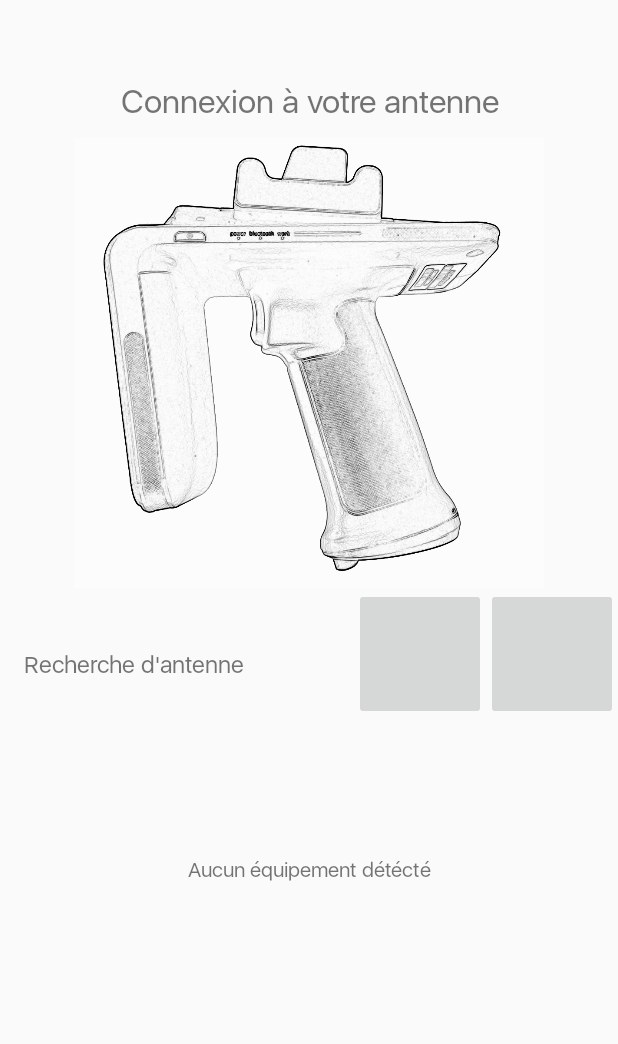
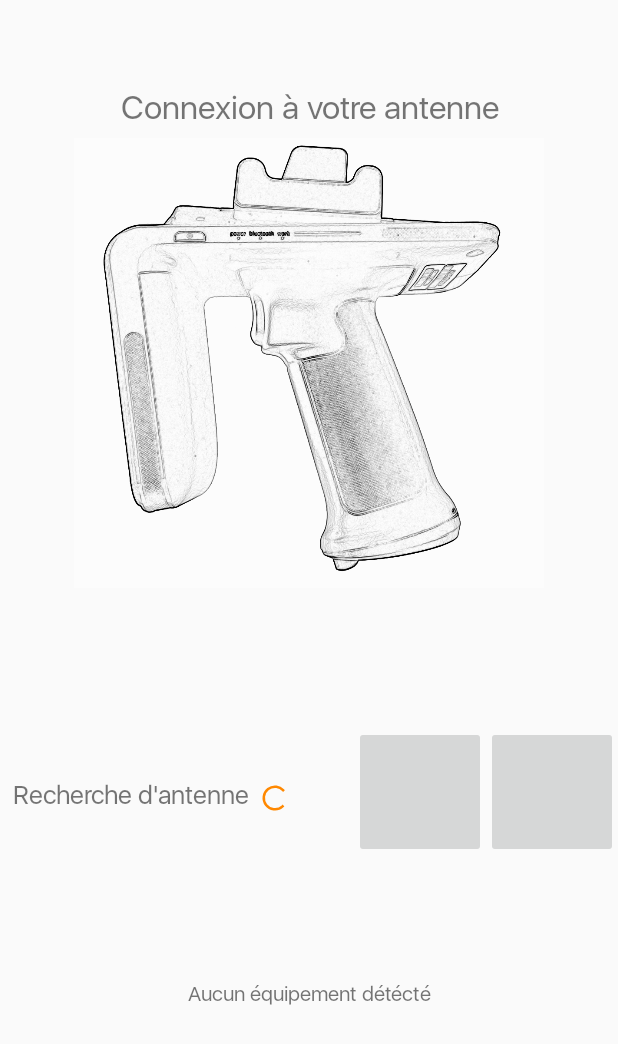
Before and after one commit to victor-chevillotte/KleitzAppV2, an Android app: the layout activity_connect_device.xml on its own in the app's theme, with its tools: preview values and no code run, on a phone screen of 412 x 824 dp. Shown: the top 1044 px of the screen. Run offline under Robolectric (Android 15) with nearby library versions, the phone set to English and light mode, and no system bars; plain views replace NeumorphImageButton.

Commit message:
finish ui scan devices

```diff
--- a/src/main/java/com/example/uhf_bt/ConnectDeviceActivity.java
+++ b/src/main/java/com/example/uhf_bt/ConnectDeviceActivity.java
@@ -203,14 +203,12 @@ public class ConnectDeviceActivity extends BaseActivity implements View.OnClickL
                 swipeContainer.setRefreshing(false);
             if (mScanning == false)
             {
-                Log.e("yo","start");
                 mScanning = true;
                 mHandler.postDelayed(new Runnable() {
                     @Override
                     public void run() {
                         uhf.stopScanBTDevices();
                         if (spinner != null){
-                            Log.e("yo","stop");
                             spinner.setVisibility(View.GONE);
                             scanningDevice.setVisibility(View.GONE);
                         }
@@ -277,7 +275,6 @@ public class ConnectDeviceActivity extends BaseActivity implements View.OnClickL
 
     private void clearDeviceList(boolean favorites) {
         scanLeDevice(false);
-        showToast("hey");
         if (favorites && tryingToConnectAddress == "")
         {
             for (Iterator<MyDevice> iterator = deviceList.iterator(); iterator.hasNext(); ) {
--- a/src/main/res/layout/activity_connect_device.xml
+++ b/src/main/res/layout/activity_connect_device.xml
@@ -8,99 +8,93 @@
     <pl.droidsonroids.gif.GifImageView
         android:layout_width="wrap_content"
         android:layout_height="300dp"
-        android:layout_marginTop="92dp"
+        android:layout_marginTop="36dp"
         android:src="@drawable/allumage"
         app:layout_constraintEnd_toEndOf="parent"
-        app:layout_constraintHorizontal_bias="0.0"
         app:layout_constraintStart_toStartOf="parent"
-        app:layout_constraintTop_toTopOf="parent" />
+        app:layout_constraintTop_toTopOf="@+id/textView3" />
+
 
     <TextView
-        android:layout_width="0dp"
+        android:id="@+id/textView3"
+        android:layout_width="411dp"
         android:layout_height="wrap_content"
-        android:layout_marginTop="52dp"
+        android:layout_marginTop="56dp"
         android:fontFamily="@font/sanfransico"
         android:text="@string/ConnectTitle"
         android:textAlignment="center"
         android:textSize="22dp"
         app:layout_constraintEnd_toEndOf="parent"
-        app:layout_constraintHorizontal_bias="0.0"
         app:layout_constraintStart_toStartOf="parent"
         app:layout_constraintTop_toTopOf="parent" />
-
 
     <TextView
         android:id="@+id/scanningDevice"
         android:layout_width="wrap_content"
         android:layout_height="wrap_content"
-        android:layout_marginTop="432dp"
+        android:layout_marginBottom="30dp"
+        android:layout_marginStart="8dp"
         android:fontFamily="@font/sanfransico"
         android:text="@string/searching_device"
         android:textAlignment="center"
-        android:textSize="16dp"
-        app:layout_constraintEnd_toEndOf="parent"
-        app:layout_constraintHorizontal_bias="0.06"
-        app:layout_constraintStart_toStartOf="parent"
-        app:layout_constraintTop_toTopOf="parent" />
+        android:textSize="17dp"
+        app:layout_constraintBottom_toTopOf="@+id/swiperefreshlayout"
+        app:layout_constraintStart_toStartOf="parent" />
 
     <ProgressBar
         android:id="@+id/progressBar1"
-        android:layout_width="wrap_content"
-        android:layout_height="wrap_content"
+        android:layout_width="20dp"
+        android:layout_height="20dp"
         android:layout_centerHorizontal="true"
-        android:layout_marginStart="180dp"
-        android:layout_marginTop="420dp"
-        android:visibility="gone"
-        app:layout_constraintStart_toStartOf="parent"
-        app:layout_constraintTop_toTopOf="parent" />
+        android:layout_marginStart="8dp"
+        android:layout_marginBottom="32dp"
+        android:indeterminateTint="@android:color/holo_orange_dark"
+        android:visibility="visible"
+        app:layout_constraintBottom_toTopOf="@+id/swiperefreshlayout"
+        app:layout_constraintStart_toEndOf="@+id/scanningDevice" />
 
     <soup.neumorphism.NeumorphImageButton
         android:id="@+id/btnRefresh"
         style="@style/Widget.Neumorph.ImageButton"
         android:layout_width="88dp"
         android:layout_height="88dp"
-        android:layout_marginTop="392dp"
-        android:layout_marginEnd="88dp"
+        android:layout_marginBottom="2dp"
         android:scaleType="centerInside"
         android:src="@drawable/baseline_refresh_36"
-        app:layout_constraintEnd_toEndOf="parent"
-        app:layout_constraintTop_toTopOf="parent" />
+        app:layout_constraintBottom_toTopOf="@+id/swiperefreshlayout"
+        app:layout_constraintEnd_toStartOf="@+id/btnClearFavorites" />
 
     <soup.neumorphism.NeumorphImageButton
         android:id="@+id/btnClearFavorites"
         style="@style/Widget.Neumorph.ImageButton"
         android:layout_width="88dp"
         android:layout_height="88dp"
-        android:layout_marginTop="392dp"
+        android:layout_marginBottom="2dp"
         android:scaleType="centerInside"
         android:src="@drawable/baseline_star_border_24"
-        app:layout_constraintEnd_toEndOf="parent"
-        app:layout_constraintTop_toTopOf="parent" />
+        app:layout_constraintBottom_toTopOf="@+id/swiperefreshlayout"
+        app:layout_constraintEnd_toEndOf="parent" />
 
     <TextView
         android:id="@+id/empty"
-        android:layout_width="0dp"
+        android:layout_width="411dp"
         android:layout_height="wrap_content"
         android:fontFamily="@font/sanfransico"
-        android:layout_marginTop="570dp"
         android:text="@string/scanning"
         android:textAlignment="center"
+        app:layout_constraintBottom_toBottomOf="@+id/swiperefreshlayout"
         app:layout_constraintEnd_toEndOf="parent"
-        app:layout_constraintHorizontal_bias="0.0"
-        app:layout_constraintStart_toStartOf="parent"
-        app:layout_constraintTop_toTopOf="parent"/>
+        android:layout_marginBottom="150dp"
+        app:layout_constraintStart_toStartOf="parent" />
 
     <androidx.swiperefreshlayout.widget.SwipeRefreshLayout
         android:id="@+id/swiperefreshlayout"
-        android:layout_width="0dp"
+        android:layout_width="match_parent"
         android:layout_height="250dp"
         android:orientation="vertical"
         app:layout_constraintBottom_toBottomOf="parent"
         app:layout_constraintEnd_toEndOf="parent"
-        app:layout_constraintHorizontal_bias="0.0"
-        app:layout_constraintStart_toStartOf="parent"
-        app:layout_constraintTop_toTopOf="parent"
-        app:layout_constraintVertical_bias="1.0">
+        app:layout_constraintStart_toStartOf="parent">
 
         <ListView
             android:id="@+id/new_devices"
```
